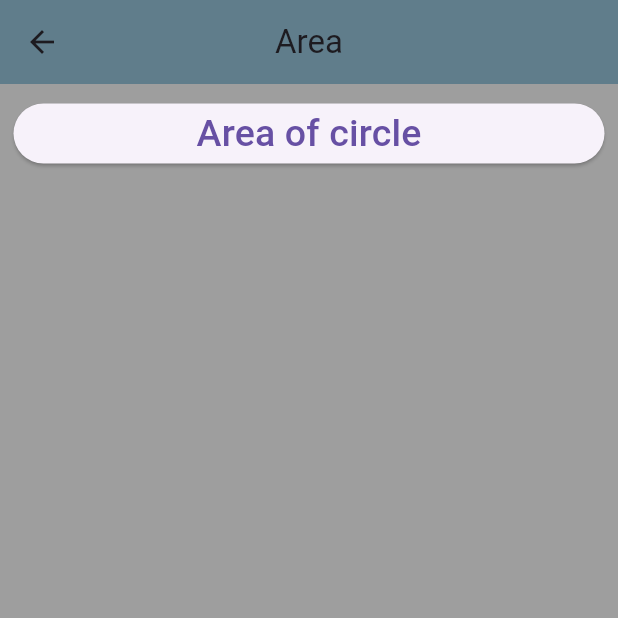
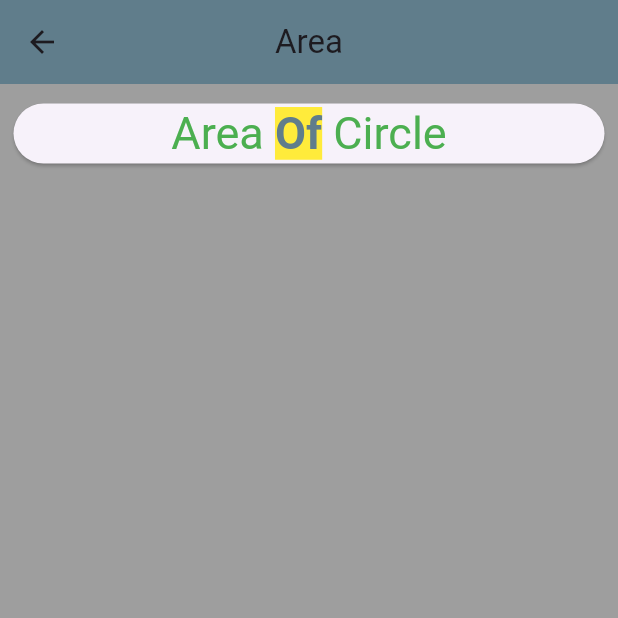
Before and after one commit to bijaya143/firstapp, a Flutter app: the screen it shows after launch, after a tap on "Area", on a phone screen of 412 x 824 dp, the top half of it. Run offline on Flutter 3.47's test engine with Material 3 defaults, Android fonts, the phone set to English and light mode, and no system bars.

Commit message:
Feature: Layout and Column

```diff
--- a/lib/screen/area_screen.dart
+++ b/lib/screen/area_screen.dart
@@ -33,11 +33,27 @@ class _AreaScreenState extends State<AreaScreen> {
                         context,
                         MaterialPageRoute(builder: (context) => const CircleAreaScreen()));
                   },
-                  child: const Text(
-                    'Area of circle',
-                    style: TextStyle(
-                      fontSize: 25,
-                    ),
+                  child: RichText(
+                    text: const TextSpan(
+                     text: 'Area ',
+                     style: TextStyle(
+                       color: Colors.green,
+                       fontSize: 30,
+                     ),
+                        children: <TextSpan>[
+                          TextSpan(
+                            text: 'Of',
+                            style: TextStyle(
+                              fontWeight: FontWeight.bold,
+                              color: Colors.blueGrey,
+                              backgroundColor: Colors.yellow
+                            )
+                          ),
+                          TextSpan(
+                            text: ' Circle',
+                          )
+                        ]
+                    )
                   ),
                 ),
               ),
--- a/lib/screen/dashboard_screen.dart
+++ b/lib/screen/dashboard_screen.dart
@@ -1,5 +1,7 @@
 import 'package:firstapp/screen/area_screen.dart';
 import 'package:firstapp/screen/arithmetic_screen.dart';
+import 'package:firstapp/screen/column_screen.dart';
+import 'package:firstapp/screen/layout_screen.dart';
 import 'package:firstapp/screen/simple_interest_screen.dart';
 import 'package:flutter/material.dart';
 
@@ -74,6 +76,80 @@ class DashboardScreen extends StatelessWidget {
                   ),
                 ),
               ),
+              SizedBox(
+
+                width: double.infinity,
+                child: ElevatedButton(
+                  onPressed: (){
+                    Navigator.push(
+                        context,
+                        MaterialPageRoute(builder: (context) => const LayoutScreen()));
+                  },
+                  child: const Text(
+                    'Layout',
+                    style: TextStyle(
+                        fontSize: 25,
+                        color: Colors.pink
+                    ),
+                  ),
+                ),
+              ),
+              SizedBox(
+
+                width: double.infinity,
+                child: ElevatedButton(
+                  onPressed: (){
+                    Navigator.push(
+                        context,
+                        MaterialPageRoute(builder: (context) => const ColumnScreen()));
+                  },
+                  child: const Text(
+                    'Column',
+                    style: TextStyle(
+                        fontSize: 25,
+                        color: Colors.blue
+                    ),
+                  ),
+                ),
+              ),
+              // SizedBox(
+              //
+              //   width: double.infinity,
+              //   child: ElevatedButton(
+              //     onPressed: (){
+              //       Navigator.push(
+              //           context,
+              //           MaterialPageRoute(builder: (context) => const AreaScreen()));
+              //     },
+              //     child: RichText(
+              //         text: const TextSpan(
+              //             text: 'M',
+              //             style: TextStyle(
+              //               fontWeight: FontWeight.bold,
+              //               color: Colors.red,
+              //               fontSize: 30,
+              //             ),
+              //             children: <TextSpan>[
+              //               TextSpan(
+              //                   text: 'y name is  Bijaya',
+              //                   style: TextStyle(
+              //                       fontWeight: FontWeight.normal,
+              //                       color: Colors.blueGrey,
+              //                       // backgroundColor: Colors.yellow
+              //                   )
+              //               ),
+              //               TextSpan(
+              //                 text: ' Majhi.',
+              //                 style: TextStyle(
+              //                   fontWeight: FontWeight.normal,
+              //                   color: Colors.blueGrey
+              //                 )
+              //               )
+              //             ]
+              //         )
+              //     ),
+              //   ),
+              // ),
               // Display information
             ],
           ),
```
Also changed, not shown: lib/screen/circle_area_screen.dart (+11 -1 lines), lib/screen/column_screen.dart (added, +26 -0 lines), lib/screen/layout_screen.dart (added, +46 -0 lines).
